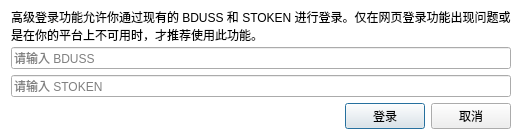
clb-128258/TiebaDesktop, file resf/login_by_bduss.ui: the form before one commit.
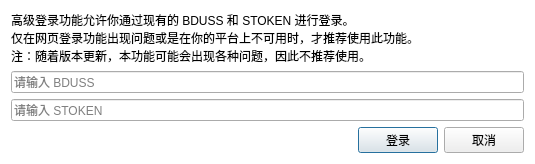
The form after the commit.

What changed in the file:
```diff
--- a/resf/login_by_bduss.ui
+++ b/resf/login_by_bduss.ui
@@ -6,8 +6,8 @@
    <rect>
     <x>0</x>
     <y>0</y>
-    <width>522</width>
-    <height>140</height>
+    <width>535</width>
+    <height>158</height>
    </rect>
   </property>
   <property name="windowTitle">
@@ -36,7 +36,9 @@
    <item row="0" column="0" colspan="3">
     <widget class="QLabel" name="label">
      <property name="text">
-      <string>高级登录功能允许你通过现有的 BDUSS 和 STOKEN 进行登录。仅在网页登录功能出现问题或是在你的平台上不可用时，才推荐使用此功能。</string>
+      <string>高级登录功能允许你通过现有的 BDUSS 和 STOKEN 进行登录。
+仅在网页登录功能出现问题或是在你的平台上不可用时，才推荐使用此功能。
+注：随着版本更新，本功能可能会出现各种问题，因此不推荐使用。</string>
      </property>
      <property name="wordWrap">
       <bool>true</bool>
```
